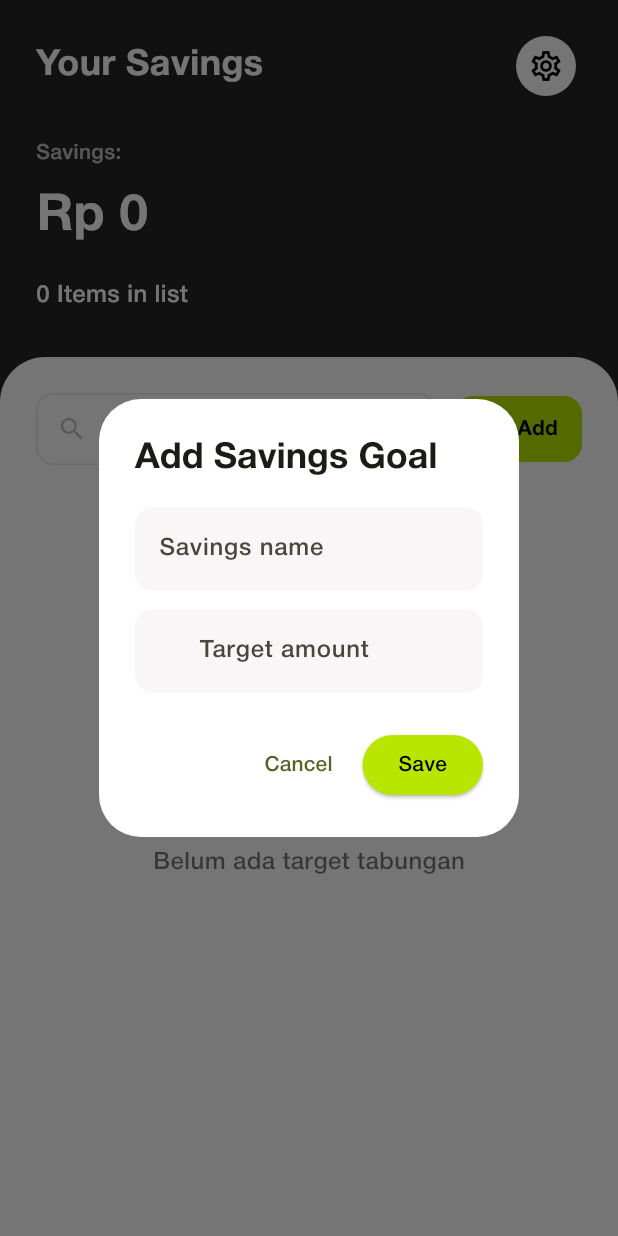
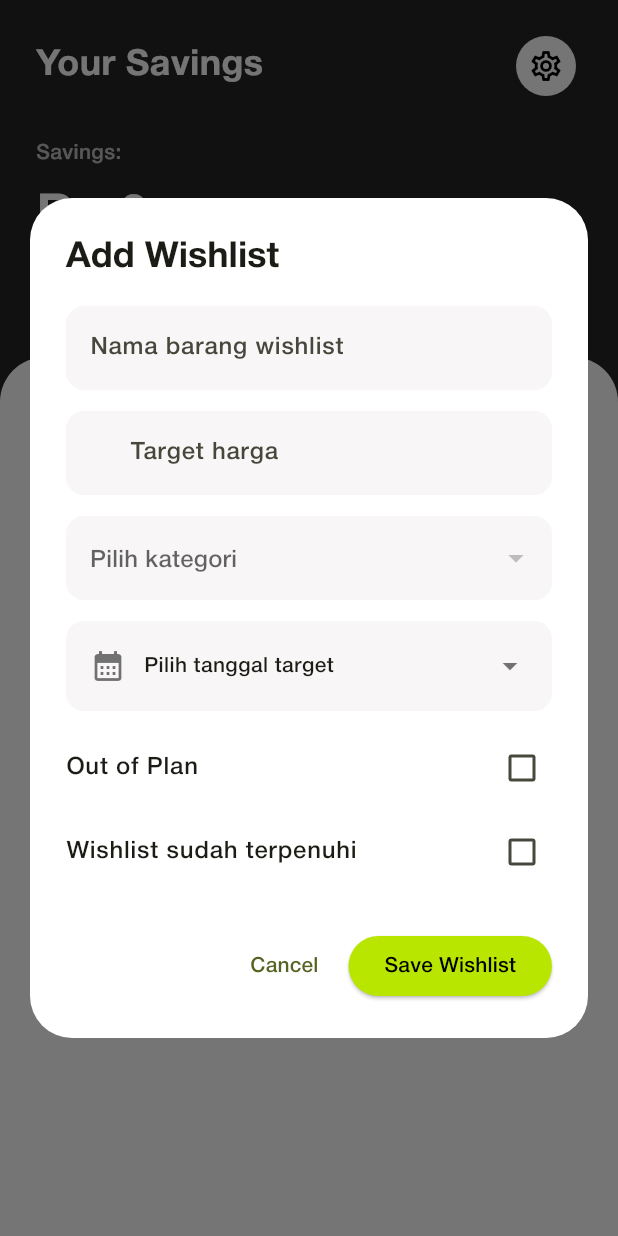
Before and after one commit to savwicak/finance-app, a Flutter app: the SavingsScreen screen opened by its route, after a tap on "Add", on a phone screen of 412 x 824 dp. Run offline on Flutter 3.47's test engine with Material 3 defaults, Android fonts, the phone set to English and light mode, and no system bars; our stand-ins replace get, shared_preferences, supabase_flutter; accounts and stored records are empty; network calls fail.

Commit message:
fix savings

```diff
--- a/lib/features/wishlist/presentation/screen/savings_screen.dart
+++ b/lib/features/wishlist/presentation/screen/savings_screen.dart
@@ -1,13 +1,14 @@
 import 'package:flutter/material.dart';
 import 'package:get/get.dart';
 import 'package:nvidiaapp/core/theme/app_theme.dart';
-// Hapus import widget home_widgets.dart jika memang tidak dipakai di screen ini
 import 'package:nvidiaapp/features/wishlist/controller/savings_controller.dart';
+import 'package:nvidiaapp/features/category/controllers/category_controller.dart';
 
 class SavingsScreen extends StatelessWidget {
   SavingsScreen({super.key});
 
   final SavingsController controller = Get.put(SavingsController());
+  final CategoryController categoryController = Get.put(CategoryController());
 
   final TextEditingController nameController = TextEditingController();
   final TextEditingController targetController = TextEditingController();
@@ -20,20 +21,33 @@ class SavingsScreen extends StatelessWidget {
     nameController.clear();
     targetController.clear();
 
+    int? selectedCategoryId;
+    DateTime? selectedDate;
+    bool isOutOfPlan = false;
+    bool isDone = false;
+
     Get.dialog(
-      AlertDialog(
+      StatefulBuilder(
+        builder: (context, setDialogState) {
+          final categories = categoryController.categories;
+
+          return AlertDialog(
             backgroundColor: Colors.white,
+            insetPadding: const EdgeInsets.symmetric(horizontal: 20),
             title: const Text(
-          'Add Savings Goal',
+              'Add Wishlist',
               style: TextStyle(fontWeight: FontWeight.bold),
             ),
-        content: Column(
+            content: SizedBox(
+              width: 380,
+              child: SingleChildScrollView(
+                child: Column(
                   mainAxisSize: MainAxisSize.min,
                   children: [
                     TextField(
                       controller: nameController,
                       decoration: InputDecoration(
-                hintText: 'Savings name',
+                        hintText: 'Nama barang wishlist',
                         filled: true,
                         fillColor: const Color(0xFFF8F6F7),
                         border: OutlineInputBorder(
@@ -42,12 +56,13 @@ class SavingsScreen extends StatelessWidget {
                         ),
                       ),
                     ),
-            const SizedBox(height: 12),
+                    const SizedBox(height: 14),
+
                     TextField(
                       controller: targetController,
                       keyboardType: TextInputType.number,
                       decoration: InputDecoration(
-                hintText: 'Target amount',
+                        hintText: 'Target harga',
                         prefixText: 'Rp ',
                         filled: true,
                         fillColor: const Color(0xFFF8F6F7),
@@ -57,10 +72,126 @@ class SavingsScreen extends StatelessWidget {
                         ),
                       ),
                     ),
+                    const SizedBox(height: 14),
+
+                    // CATEGORY DROPDOWN
+                    DropdownButtonFormField<int>(
+                      value: selectedCategoryId,
+                      isExpanded: true,
+                      decoration: InputDecoration(
+                        hintText: 'Pilih kategori',
+                        filled: true,
+                        fillColor: const Color(0xFFF8F6F7),
+                        border: OutlineInputBorder(
+                          borderRadius: BorderRadius.circular(12),
+                          borderSide: BorderSide.none,
+                        ),
+                      ),
+                      items: categories.map((category) {
+                        final id = (category['id'] as num).toInt();
+
+                        return DropdownMenuItem<int>(
+                          value: id,
+                          child: Text(
+                            category['name']?.toString() ?? '',
+                            overflow: TextOverflow.ellipsis,
+                          ),
+                        );
+                      }).toList(),
+                      onChanged: (value) {
+                        setDialogState(() {
+                          selectedCategoryId = value;
+                        });
+                      },
+                    ),
+                    const SizedBox(height: 14),
+
+                    // DATE PICKER
+                    InkWell(
+                      borderRadius: BorderRadius.circular(12),
+                      onTap: () async {
+                        final picked = await showDatePicker(
+                          context: context,
+                          initialDate: selectedDate ?? DateTime.now(),
+                          firstDate: DateTime.now(),
+                          lastDate: DateTime(2100),
+                        );
+
+                        if (picked != null) {
+                          setDialogState(() {
+                            selectedDate = picked;
+                          });
+                        }
+                      },
+                      child: Container(
+                        width: double.infinity,
+                        padding: const EdgeInsets.symmetric(
+                          horizontal: 16,
+                          vertical: 18,
+                        ),
+                        decoration: BoxDecoration(
+                          color: const Color(0xFFF8F6F7),
+                          borderRadius: BorderRadius.circular(12),
+                        ),
+                        child: Row(
+                          children: [
+                            const Icon(
+                              Icons.calendar_month,
+                              color: Colors.black54,
+                            ),
+                            const SizedBox(width: 12),
+                            Expanded(
+                              child: Text(
+                                selectedDate == null
+                                    ? 'Pilih tanggal target'
+                                    : '${selectedDate!.day.toString().padLeft(2, '0')}/'
+                                      '${selectedDate!.month.toString().padLeft(2, '0')}/'
+                                      '${selectedDate!.year}',
+                              ),
+                            ),
+                            const Icon(
+                              Icons.arrow_drop_down,
+                              color: Colors.black54,
+                            ),
                           ],
                         ),
+                      ),
+                    ),
+
+                    const SizedBox(height: 10),
+
+                    CheckboxListTile(
+                      contentPadding: EdgeInsets.zero,
+                      title: const Text('Out of Plan'),
+                      value: isOutOfPlan,
+                      activeColor: const Color(0xFFB8E600),
+                      onChanged: (value) {
+                        setDialogState(() {
+                          isOutOfPlan = value ?? false;
+                        });
+                      },
+                    ),
+
+                    CheckboxListTile(
+                      contentPadding: EdgeInsets.zero,
+                      title: const Text('Wishlist sudah terpenuhi'),
+                      value: isDone,
+                      activeColor: const Color(0xFFB8E600),
+                      onChanged: (value) {
+                        setDialogState(() {
+                          isDone = value ?? false;
+                        });
+                      },
+                    ),
+                  ],
+                ),
+              ),
+            ),
             actions: [
-          TextButton(onPressed: () => Get.back(), child: const Text('Cancel')),
+              TextButton(
+                onPressed: () => Get.back(),
+                child: const Text('Cancel'),
+              ),
               ElevatedButton(
                 style: ElevatedButton.styleFrom(
                   backgroundColor: const Color(0xFFB8E600),
@@ -68,19 +199,14 @@ class SavingsScreen extends StatelessWidget {
                 ),
                 onPressed: () async {
                   final name = nameController.text.trim();
-              final target = int.tryParse(targetController.text.trim());
+                  final target = int.tryParse(
+                    targetController.text.trim(),
+                  );
 
                   if (name.isEmpty || target == null || target <= 0) {
                     Get.snackbar(
                       'Invalid Input',
-                  'Isi nama dan target tabungan dengan benar.',
-                  snackPosition: SnackPosition.TOP,
-                  backgroundColor: Colors.redAccent,
-                  colorText: Colors.white,
-                  margin: const EdgeInsets.all(15),
-                  borderRadius: 12,
-                  duration: const Duration(seconds: 2),
-                  icon: const Icon(Icons.error, color: Colors.white),
+                      'Isi nama barang dan target harga dengan benar.',
                     );
                     return;
                   }
@@ -88,19 +214,24 @@ class SavingsScreen extends StatelessWidget {
                   final success = await controller.addGoal(
                     name: name,
                     targetAmount: target,
+                    categoryId: selectedCategoryId,
+                    dueDate: selectedDate,
+                    isOutOfPlan: isOutOfPlan,
+                    isDone: isDone,
                   );
 
                   if (success) {
-                Get.back();
+                    Get.back(closeOverlays: true);
                   }
                 },
-            child: const Text('Save'),
+                child: const Text('Save Wishlist'),
               ),
             ],
+          );
+        },
       ),
     );
   }
-
   // Tipe data goalId diubah menjadi int
   void showDepositDialog(int goalId, String goalName) {
     final TextEditingController depositController = TextEditingController();
```
Also changed, not shown: lib/features/wishlist/controller/savings_controller.dart (+13 -36 lines). Lines whose indentation alone changed are shown as unchanged.
